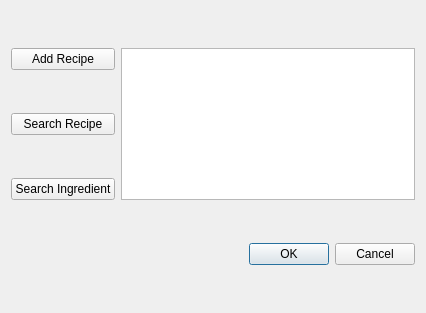
First picture: the form in mealplanner/recipebook.ui, repository escobaros-dos/mealplanner, before the edit.
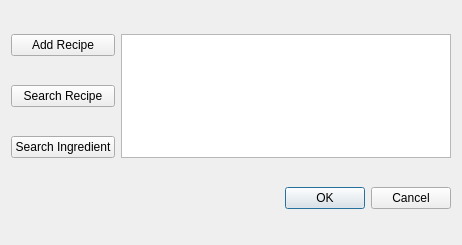
Second picture: the form after the edit.

Commit message: refactored some of the code. This includes: Updating widget, and button names Formatted widgets Todo: connect all buttons and signals

Diff of the .ui file:
```diff
--- a/mealplanner/recipebook.ui
+++ b/mealplanner/recipebook.ui
@@ -6,14 +6,17 @@
    <rect>
     <x>0</x>
     <y>0</y>
-    <width>426</width>
-    <height>313</height>
+    <width>462</width>
+    <height>245</height>
    </rect>
   </property>
   <property name="windowTitle">
    <string>Dialog</string>
   </property>
   <layout class="QGridLayout" name="gridLayout">
+   <item row="0" column="1" rowspan="3">
+    <widget class="QTextEdit" name="ListIngredientButton"/>
+   </item>
    <item row="0" column="0">
     <widget class="QPushButton" name="pushButton">
      <property name="text">
@@ -21,16 +24,6 @@
      </property>
     </widget>
    </item>
-   <item row="0" column="1" rowspan="3">
-    <widget class="QTextEdit" name="textEdit"/>
-   </item>
-   <item row="1" column="0">
-    <widget class="QPushButton" name="pushButton_2">
-     <property name="text">
-      <string>Search Recipe</string>
-     </property>
-    </widget>
-   </item>
    <item row="2" column="0">
     <widget class="QPushButton" name="pushButton_3">
      <property name="text">
@@ -38,6 +31,13 @@
      </property>
     </widget>
    </item>
+   <item row="1" column="0">
+    <widget class="QPushButton" name="SearchRecipeButton">
+     <property name="text">
+      <string>Search Recipe</string>
+     </property>
+    </widget>
+   </item>
    <item row="3" column="1">
     <widget class="QDialogButtonBox" name="buttonBox">
      <property name="orientation">
```
Left out of the diff: 4 changed lines with no effect on the pictures. The commit also changes 7 other files.
